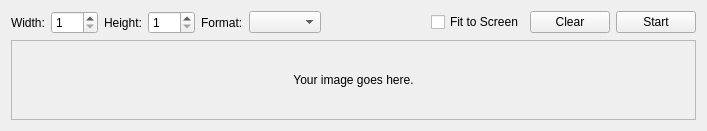
The window that imagewidget.ui (JorgeAparicio/qSerialTerm) describes before a commit, drawn with Qt 5.
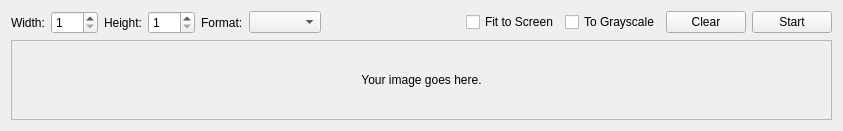
The same window after the commit.

Commit message: Image: Added To Grayscale mode.

What changed in the file:
```diff
--- a/imagewidget.ui
+++ b/imagewidget.ui
@@ -6,7 +6,7 @@
    <rect>
     <x>0</x>
     <y>0</y>
-    <width>707</width>
+    <width>843</width>
     <height>131</height>
    </rect>
   </property>
@@ -80,6 +80,13 @@
        </property>
       </widget>
      </item>
+     <item>
+      <widget class="QCheckBox" name="grayscaleCheckBox">
+       <property name="text">
+        <string>To Grayscale</string>
+       </property>
+      </widget>
+     </item>
      <item>
       <widget class="QPushButton" name="clearPushButton">
        <property name="text">
@@ -106,7 +113,7 @@
        <rect>
         <x>0</x>
         <y>0</y>
-        <width>687</width>
+        <width>823</width>
         <height>76</height>
        </rect>
       </property>
```
The commit also changes 2 other files.
